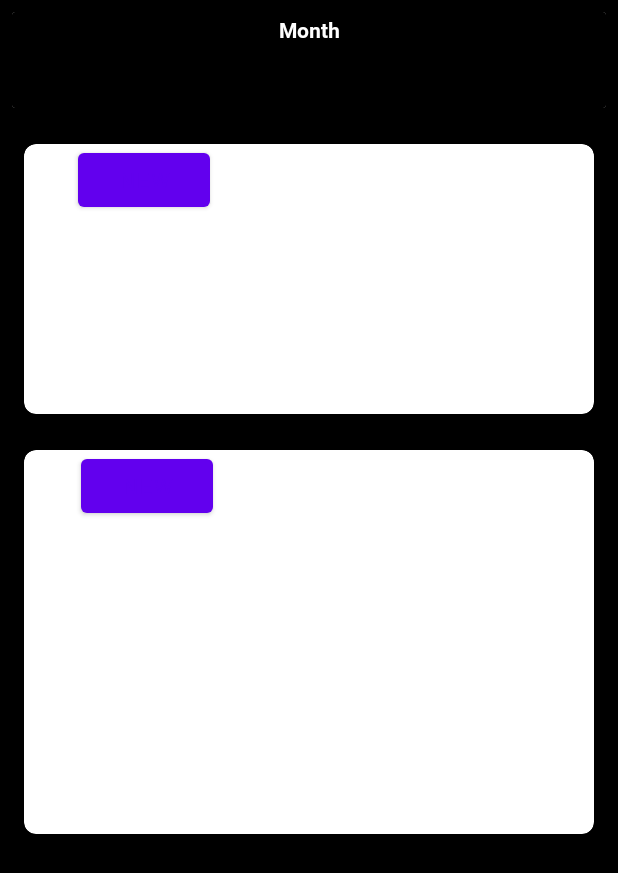
After one commit to IMshub10/Scheduler, an Android app: the layout schedule_main.xml on its own in the app's theme, with its tools: preview values and no code run, on a phone screen of 412 x 824 dp. The commit adds this screen. Shown: the top 873 px of the screen. Run offline under Robolectric (Android 15) with nearby library versions, the phone set to English and light mode, and no system bars.

Commit message:
ids added, extra colour removed

```diff
--- a/app/build.gradle
+++ b/app/build.gradle
@@ -42,4 +42,14 @@ dependencies {
     testImplementation 'junit:junit:4.+'
     androidTestImplementation 'androidx.test.ext:junit:1.1.2'
     androidTestImplementation 'androidx.test.espresso:espresso-core:3.3.0'
+
+    //cardview
+    implementation "androidx.cardview:cardview:1.0.0"
+
+    //recyclerview
+    implementation("androidx.recyclerview:recyclerview:1.2.0")
+    // For control over item selection of both touch and mouse driven selection
+    implementation("androidx.recyclerview:recyclerview-selection:1.1.0")
+
+
 }
--- /dev/null
+++ b/app/src/main/res/layout/schedule_main.xml
@@ -0,0 +1,129 @@
+<?xml version="1.0" encoding="utf-8"?>
+<LinearLayout xmlns:android="http://schemas.android.com/apk/res/android"
+    xmlns:app="http://schemas.android.com/apk/res-auto"
+    xmlns:tools="http://schemas.android.com/tools"
+    android:layout_width="match_parent"
+    android:layout_height="match_parent"
+    android:background="@color/black"
+    android:orientation="vertical">
+
+    <androidx.cardview.widget.CardView
+        android:layout_width="match_parent"
+        android:layout_height="64dp"
+        android:layout_marginHorizontal="8dp"
+        android:layout_marginTop="8dp"
+        android:layout_marginBottom="16dp">
+
+        <LinearLayout
+            android:layout_width="match_parent"
+            android:layout_height="match_parent"
+            android:background="@color/black"
+            android:orientation="vertical">
+
+            <TextView
+                android:id="@+id/secheduler_month"
+                android:layout_width="match_parent"
+                android:layout_height="wrap_content"
+                android:layout_marginTop="2dp"
+                android:gravity="center"
+                android:fontFamily="@font/roboto_bold"
+                android:textColor="@color/white"
+                android:text="Month"/>
+
+        </LinearLayout>
+
+    </androidx.cardview.widget.CardView>
+
+    <androidx.cardview.widget.CardView
+        android:layout_width="match_parent"
+        android:layout_height="180dp"
+        android:layout_marginHorizontal="16dp"
+        android:layout_marginTop="8dp"
+        android:layout_marginBottom="16dp"
+        app:cardCornerRadius="8dp">
+
+        <LinearLayout
+            android:layout_width="match_parent"
+            android:layout_height="match_parent"
+            android:orientation="vertical">
+
+            <LinearLayout
+                android:layout_width="match_parent"
+                android:layout_height="wrap_content">
+
+                <TextView
+                    android:id="@+id/to_do_title"
+                    android:layout_width="wrap_content"
+                    android:layout_height="wrap_content"
+                    android:fontFamily="@font/roboto_bold"
+                    android:gravity="center"
+                    android:text="To Do"
+                    android:textColor="@color/white" />
+
+                <Button
+                    android:id="@+id/to_do_newButton"
+                    android:layout_width="wrap_content"
+                    android:layout_height="wrap_content"
+                    android:fontFamily="@font/roboto"
+                    android:text="@string/new_button"
+                    android:textColor="@color/purple_500" />
+
+            </LinearLayout>
+
+            <androidx.recyclerview.widget.RecyclerView
+                android:id="@+id/to_do_recyclerView"
+                android:layout_width="match_parent"
+                android:layout_height="wrap_content">
+
+            </androidx.recyclerview.widget.RecyclerView>
+
+        </LinearLayout>
+
+    </androidx.cardview.widget.CardView>
+
+    <androidx.cardview.widget.CardView
+        android:layout_width="match_parent"
+        android:layout_height="256dp"
+        android:layout_marginHorizontal="16dp"
+        android:layout_marginTop="8dp"
+        android:layout_marginBottom="16dp"
+        app:cardCornerRadius="8dp">
+
+        <LinearLayout
+            android:layout_width="match_parent"
+            android:layout_height="match_parent"
+            android:orientation="vertical">
+
+            <LinearLayout
+                android:layout_width="match_parent"
+                android:layout_height="wrap_content"
+                android:orientation="horizontal">
+                <TextView
+                    android:id="@+id/today_title"
+                    android:layout_width="wrap_content"
+                    android:layout_height="wrap_content"
+                    android:gravity="center"
+                    android:fontFamily="@font/roboto_bold"
+                    android:text="Today"
+                    android:textColor="@color/white"/>
+                <Button
+                    android:id="@+id/today_newButton"
+                    android:layout_width="wrap_content"
+                    android:layout_height="wrap_content"
+                    android:fontFamily="@font/roboto"
+                    android:textColor="@color/purple_500"
+                    android:text="@string/new_button"/>
+
+            </LinearLayout>
+            <androidx.recyclerview.widget.RecyclerView
+                android:id="@+id/today_recyclerView"
+                android:layout_width="match_parent"
+                android:layout_height="wrap_content">
+
+            </androidx.recyclerview.widget.RecyclerView>
+
+        </LinearLayout>
+    </androidx.cardview.widget.CardView>
+
+
+</LinearLayout>
--- a/app/src/main/res/values/strings.xml
+++ b/app/src/main/res/values/strings.xml
@@ -1,3 +1,4 @@
 <resources>
     <string name="app_name">Scheduler</string>
+    <string name="new_button">New</string>
 </resources>
```
